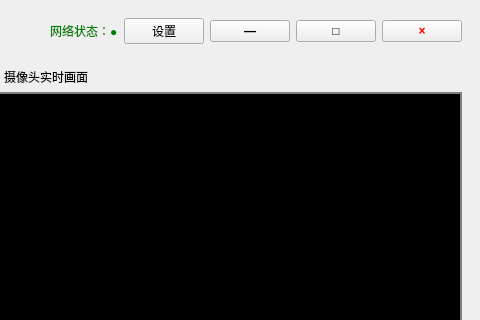
The window that mainwindow.ui (HeQiTZD/Triple-terminal-Attendance-Punching-System) describes before a commit, drawn with Qt 5; both pictures show x 819 to 1299 and y 0 to 320 of the 1299 by 892 pixel window.
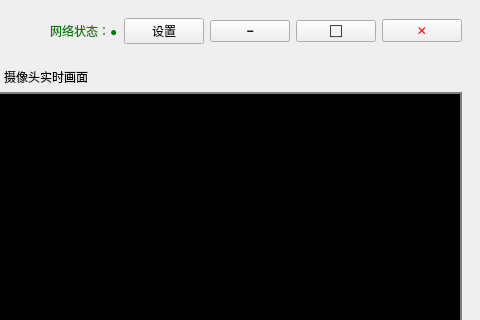
The same window after the commit. Icons and pictures are not drawn.

Patch:
```diff
--- a/mainwindow.ui
+++ b/mainwindow.ui
@@ -70,7 +70,7 @@
           <string notr="true">QPushButton { font-weight: bold; }</string>
          </property>
          <property name="text">
-          <string>—</string>
+          <string>−</string>
          </property>
         </widget>
        </item>
@@ -80,7 +80,7 @@
           <string notr="true">QPushButton { font-weight: bold; }</string>
          </property>
          <property name="text">
-          <string>□</string>
+          <string>⬜</string>
          </property>
         </widget>
        </item>
@@ -90,7 +90,7 @@
           <string notr="true">QPushButton { font-weight: bold; color: red; }</string>
          </property>
          <property name="text">
-          <string>×</string>
+          <string>✕</string>
          </property>
         </widget>
        </item>
```
